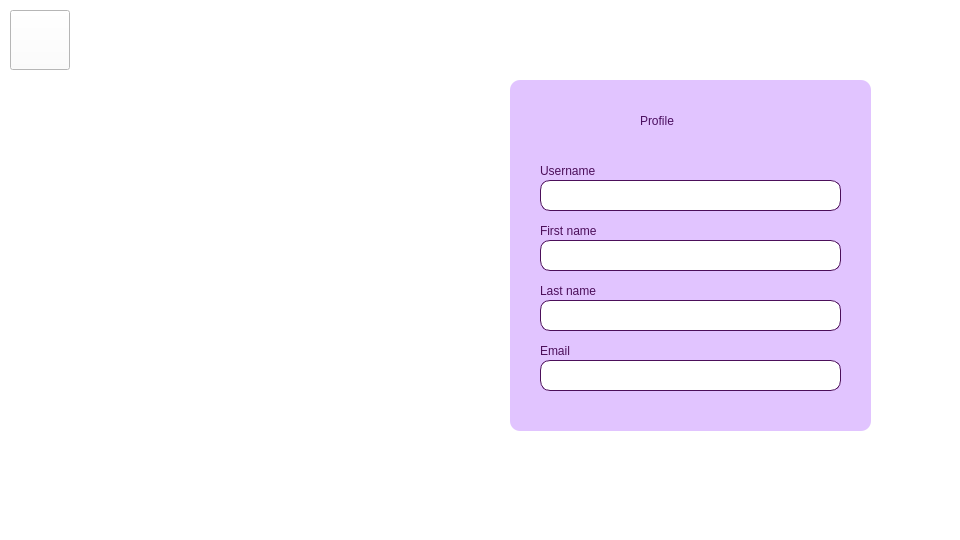
The window that editprofile.ui (Nirjaraa/spendwise) describes before a commit, drawn with Qt 5.
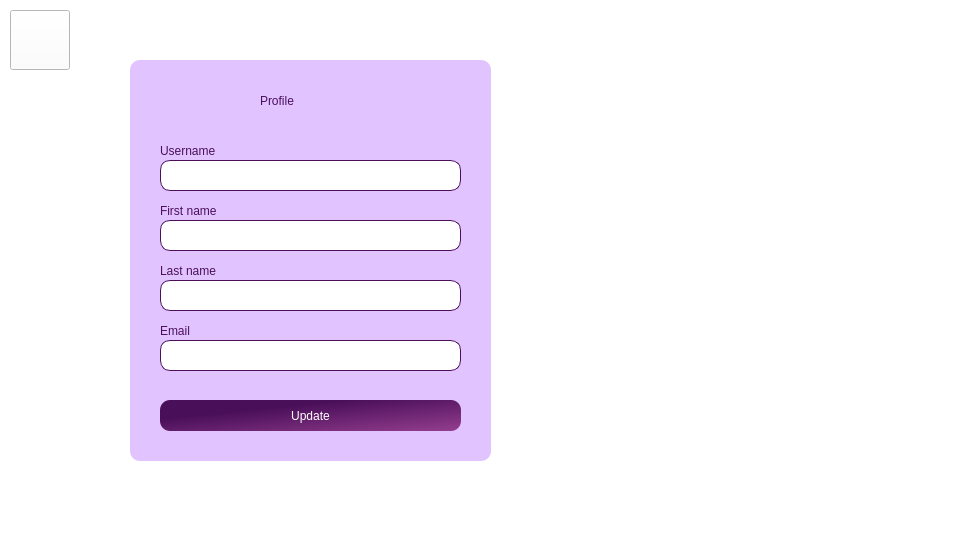
The same window after the commit. Icons and pictures are not drawn.

Patch:
```diff
--- a/editprofile.ui
+++ b/editprofile.ui
@@ -38,10 +38,10 @@
    <widget class="QGroupBox" name="groupBox">
     <property name="geometry">
      <rect>
-      <x>510</x>
-      <y>80</y>
+      <x>130</x>
+      <y>60</y>
       <width>361</width>
-      <height>351</height>
+      <height>401</height>
      </rect>
     </property>
     <property name="styleSheet">
@@ -102,7 +102,7 @@
 border:1px solid rgb(76,15,90);</string>
      </property>
      <property name="text">
-      <string> </string>
+      <string/>
      </property>
     </widget>
     <widget class="QLabel" name="occupation">
@@ -141,7 +141,7 @@
 border:1px solid rgb(76,15,90);</string>
      </property>
      <property name="text">
-      <string> </string>
+      <string/>
      </property>
     </widget>
     <widget class="QLabel" name="city_2">
@@ -222,12 +222,50 @@
       <string>Profile</string>
      </property>
     </widget>
+    <widget class="QPushButton" name="pushButton">
+     <property name="geometry">
+      <rect>
+       <x>30</x>
+       <y>340</y>
+       <width>301</width>
+       <height>31</height>
+      </rect>
+     </property>
+     <property name="styleSheet">
+      <string notr="true">QPushButton {
+background-color: qlineargradient(spread:pad, x1:0, y1:0, x2:1, y2:1, stop:0.3125 rgba(74, 15, 89, 255), stop:1 rgba(148,62,143, 255));
+    font: 9pt &quot;Bahnschrift&quot;;
+    color: rgb(255, 255, 255);
+    
+    border-radius: 10px;
+	
+	
+}
+
+QPushButton:hover {
+    border: 2px solid white;
+}
+
+QPushButton:pressed {
+    border: 2px solid rgb(75, 15, 96);
+	 background-color:transparent;
+	 color:rgb(75, 15, 96);
+}
+ 
+
+
+</string>
+     </property>
+     <property name="text">
+      <string>Update</string>
+     </property>
+    </widget>
    </widget>
    <widget class="QLabel" name="label_2">
     <property name="geometry">
      <rect>
-      <x>120</x>
-      <y>100</y>
+      <x>570</x>
+      <y>120</y>
       <width>300</width>
       <height>270</height>
      </rect>
@@ -236,7 +274,7 @@
      <string notr="true">border-image: url(:/resources/dashimg.jpg);</string>
     </property>
     <property name="text">
-     <string> </string>
+     <string/>
     </property>
    </widget>
   </widget>
```
Left out of the diff: 6 changed lines with no effect on the pictures.
